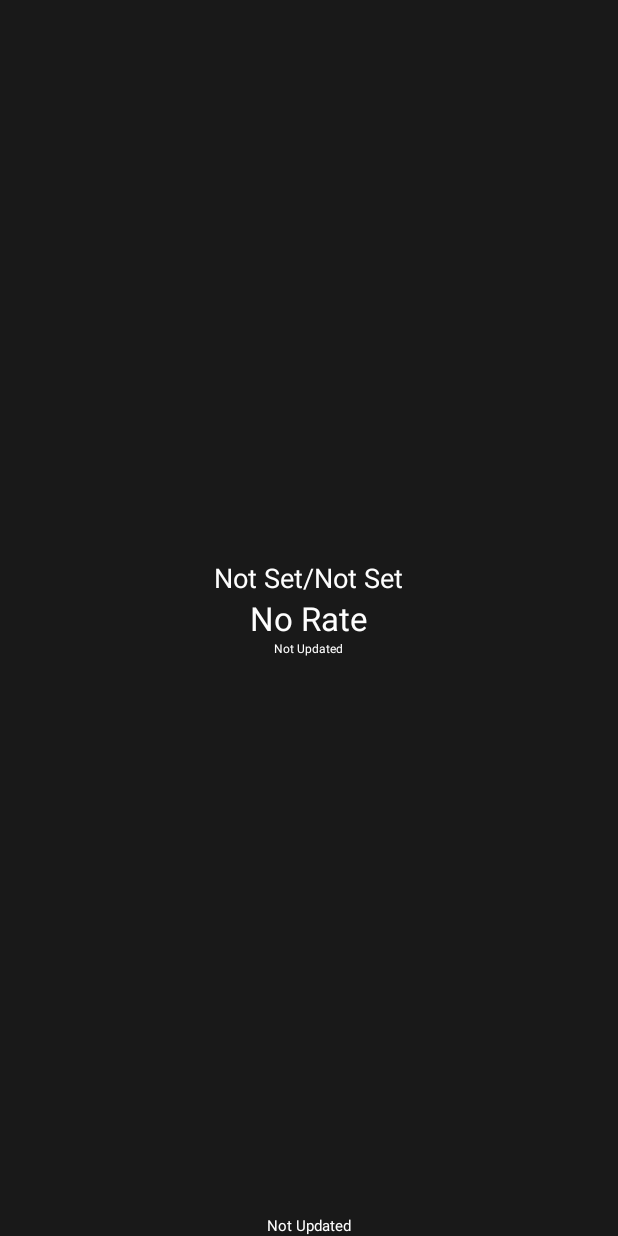
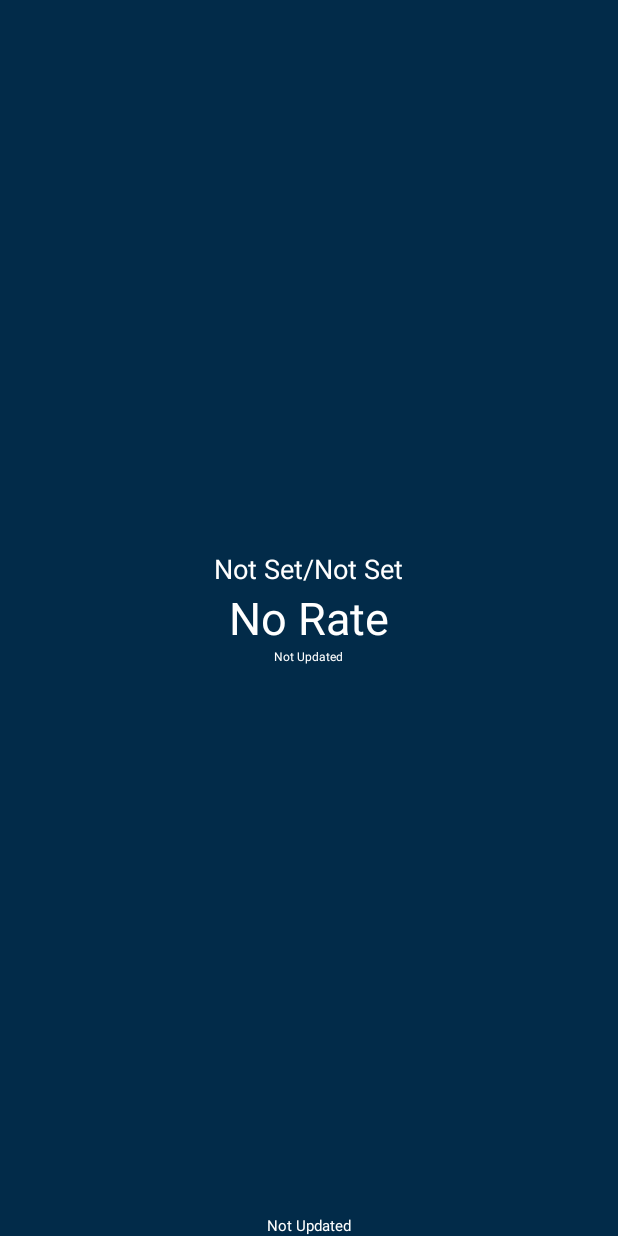
Before and after one commit to jbburns/SimpleCurrencyWidget, an Android app: the layout main_widget.xml on its own in the app's theme, with its tools: preview values and no code run, on a phone screen of 412 x 824 dp. Run offline under Robolectric (Android 15) with nearby library versions, the phone set to English and light mode, and no system bars.

Commit message:
Changed default background to match galaxy note 3 widget color

```diff
--- a/app/src/main/res/layout/main_widget.xml
+++ b/app/src/main/res/layout/main_widget.xml
@@ -1,9 +1,8 @@
 <RelativeLayout xmlns:android="http://schemas.android.com/apk/res/android"
     android:layout_width="match_parent"
     android:layout_height="match_parent"
-    android:background="@android:color/background_dark"
     android:padding="@dimen/widget_margin"
-    android:alpha="0.9">
+    android:background="#022b49">
 
 
     <TextView
@@ -15,7 +14,11 @@
         android:id="@+id/rateDisplayTextView"
         android:layout_centerVertical="true"
         android:layout_centerHorizontal="true"
-        android:singleLine="true" />
+        android:singleLine="true"
+        android:textStyle="bold"
+        android:fontFamily="sans-serif-thin"
+        android:textSize="30sp"
+        />
 
     <TextView
         android:layout_width="wrap_content"
@@ -26,6 +29,7 @@
         android:id="@+id/baseCounterCurrencyTextView"
         android:layout_above="@+id/rateDisplayTextView"
         android:layout_centerHorizontal="true"
+        android:padding="@dimen/widget_margin"
         android:singleLine="true" />
 
     <ImageView
```
